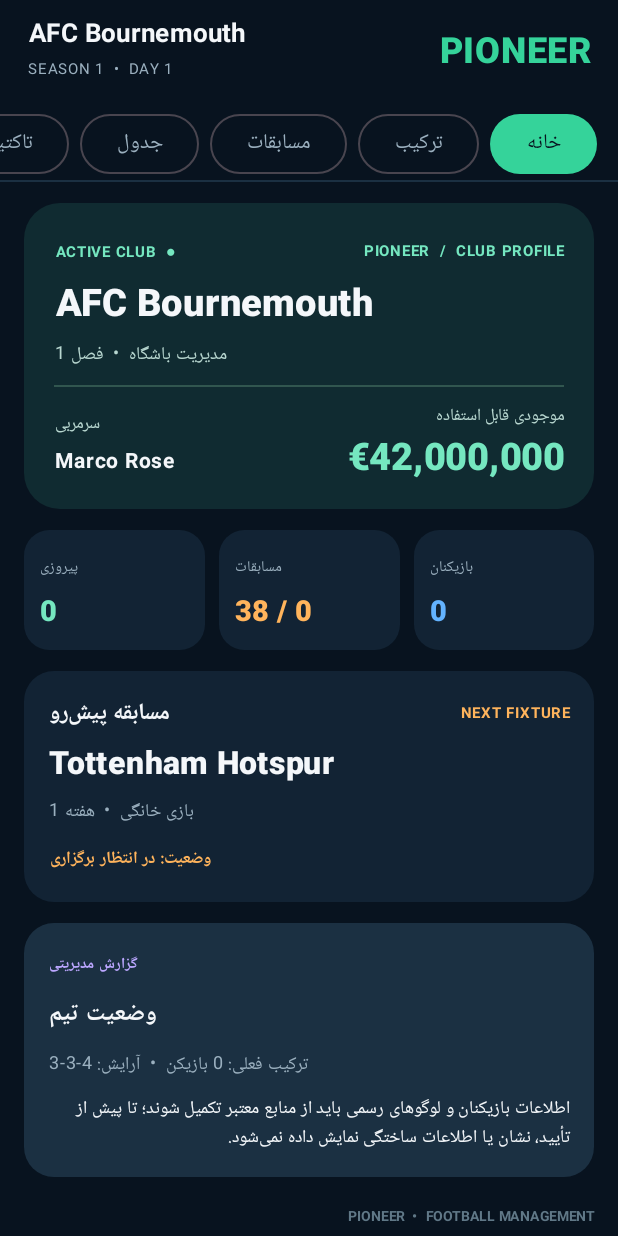
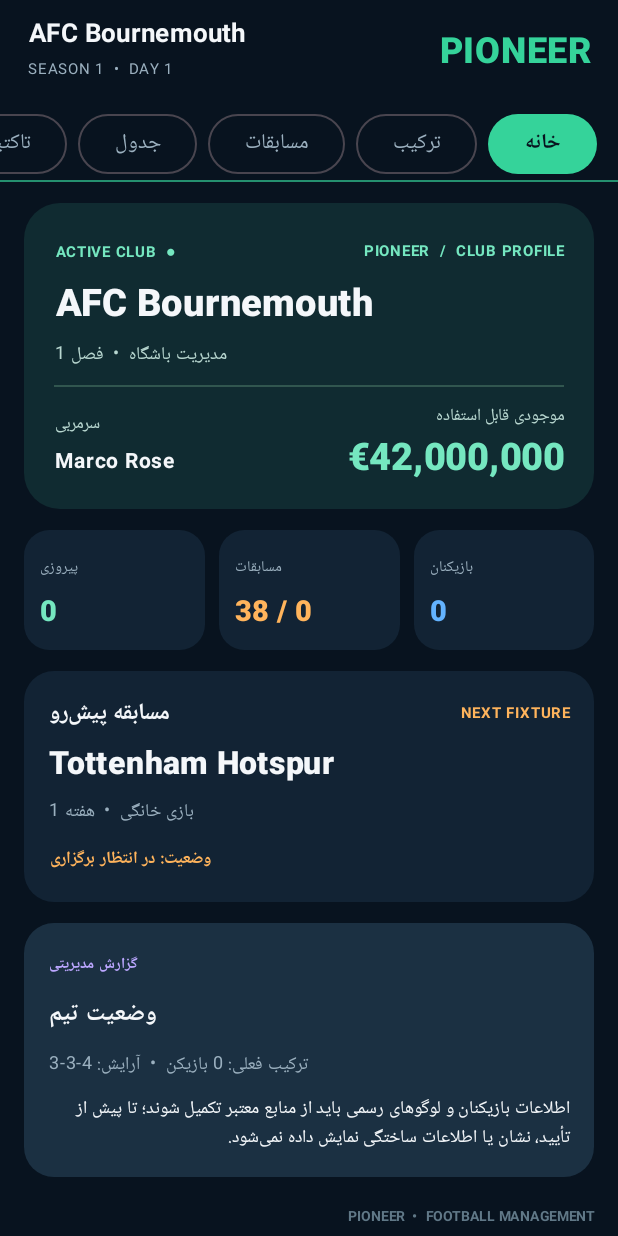
Before and after one commit to pioneer8254-afk/PIONEER, an Android app built with Jetpack Compose: the composable PioneerApp shown on its own in the app's theme, after a tap on "خانه", on a phone screen of 412 x 824 dp. Run offline under Robolectric (Android 15) with nearby library versions, the phone set to English and light mode, and no system bars.

Commit message:
Add distinct section colors to primary navigation

```diff
--- a/app/src/main/java/com/pioneer/manager/MainActivity.kt
+++ b/app/src/main/java/com/pioneer/manager/MainActivity.kt
@@ -161,6 +161,20 @@ private fun MainDashboard(save: GameSave, activeTab: String, onTabChange: (Strin
         "tactics" to "تاکتیک", "managers" to "مربیان", "market" to "بازار", "upgrade" to "ارتقا", "honors" to "افتخارات",
         "finance" to "مالی", "news" to "اخبار", "settings" to "تنظیمات"
     )
+    val activeAccent = when (activeTab) {
+        "home" -> Color(0xFF35D39A)
+        "squad" -> Color(0xFF71D6A2)
+        "fixtures" -> Color(0xFFFF9B68)
+        "table" -> Color(0xFF68B9FF)
+        "tactics" -> Color(0xFFB69AFF)
+        "managers" -> Color(0xFFCE9BFF)
+        "market" -> Color(0xFF52D7D0)
+        "upgrade" -> Color(0xFFFFD166)
+        "honors" -> Color(0xFFE8B85C)
+        "finance" -> Color(0xFF8FD18A)
+        "news" -> Color(0xFF8EC8F5)
+        else -> Color(0xFF9BB0BF)
+    }
     Column(modifier = Modifier.fillMaxSize().windowInsetsPadding(WindowInsets.safeDrawing).padding(top = 10.dp)) {
         Row(
             modifier = Modifier.fillMaxWidth().padding(horizontal = 18.dp),
@@ -183,14 +197,14 @@ private fun MainDashboard(save: GameSave, activeTab: String, onTabChange: (Strin
                 if (activeTab == item.first) {
                     Button(
                         onClick = { onTabChange(item.first) },
-                        colors = ButtonDefaults.buttonColors(containerColor = Mint, contentColor = Navy)
-                    ) { Text(item.second) }
+                        colors = ButtonDefaults.buttonColors(containerColor = activeAccent, contentColor = Navy)
+                    ) { Text(item.second, fontWeight = FontWeight.Bold) }
                 } else {
                     OutlinedButton(onClick = { onTabChange(item.first) }) { Text(item.second, color = Muted) }
                 }
             }
         }
-        Divider(color = PanelLight)
+        Divider(color = activeAccent.copy(alpha = 0.65f), thickness = 1.dp)
         Box(modifier = Modifier.weight(1f).fillMaxWidth()) {
         when (activeTab) {
             "home" -> HomeScreen(save)
```
